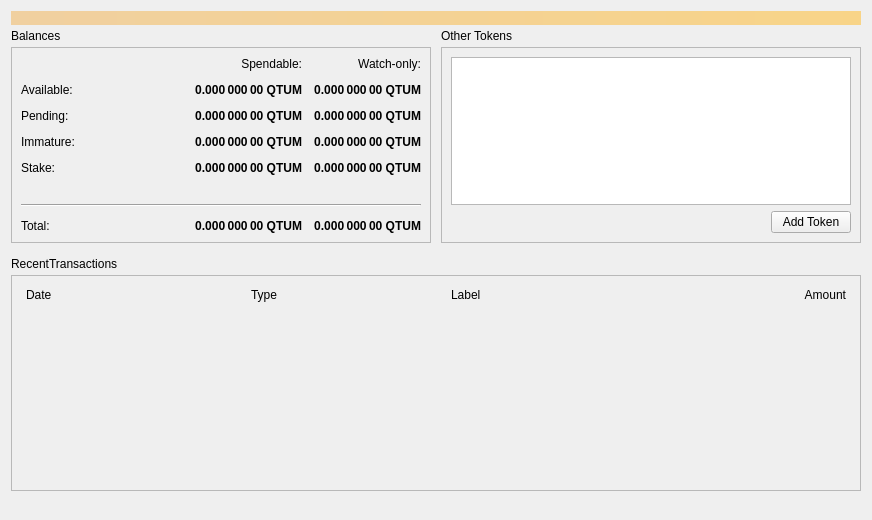
Qt form src/qt/forms/overviewpage.ui (qtumproject/qtum) before a commit.
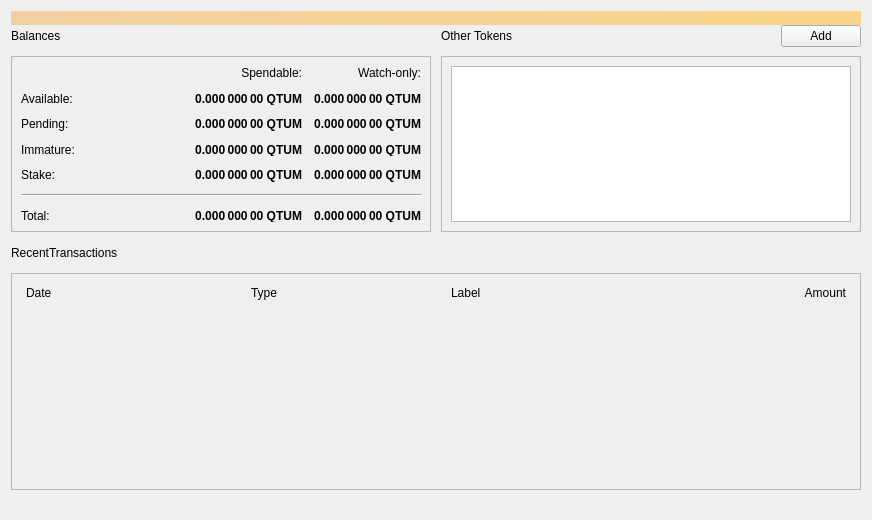
The same form after that commit. Icons and pictures are not drawn.

Commit message: Update overview page GUI

```diff
--- a/src/qt/forms/overviewpage.ui
+++ b/src/qt/forms/overviewpage.ui
@@ -37,40 +37,27 @@
     </widget>
    </item>
    <item>
-    <layout class="QHBoxLayout" name="horizontalLayout">
-     <property name="spacing">
-      <number>0</number>
+    <layout class="QGridLayout" name="gridLayout_2">
+     <item row="0" column="2">
+      <layout class="QHBoxLayout" name="horizontalLayout_4">
+       <property name="bottomMargin">
+        <number>9</number>
      </property>
      <item>
-      <layout class="QVBoxLayout" name="verticalLayout_9">
-       <property name="spacing">
-        <number>0</number>
-       </property>
-       <item>
-        <layout class="QHBoxLayout" name="horizontalLayout_2">
-         <item>
-          <widget class="QLabel" name="labelBalances">
+        <widget class="QLabel" name="labelTokens">
            <property name="text">
-            <string>Balances</string>
+          <string>Other Tokens</string>
            </property>
           </widget>
          </item>
          <item>
-          <widget class="QPushButton" name="labelWalletStatus">
-           <property name="enabled">
-            <bool>true</bool>
-           </property>
+        <widget class="QPushButton" name="labelTokenStatus">
            <property name="toolTip">
             <string>The displayed information may be out of date. Your wallet automatically synchronizes with the Qtum network after a connection is established, but this process has not completed yet.</string>
            </property>
            <property name="text">
             <string/>
            </property>
-           <property name="icon">
-            <iconset>
-             <normaloff>:/icons/warning</normaloff>
-             <disabledoff>:/icons/warning</disabledoff>:/icons/warning</iconset>
-           </property>
            <property name="iconSize">
             <size>
              <width>24</width>
@@ -83,7 +70,7 @@
           </widget>
          </item>
          <item>
-          <spacer name="horizontalSpacer">
+        <spacer name="horizontalSpacer_7">
            <property name="orientation">
             <enum>Qt::Horizontal</enum>
            </property>
@@ -95,9 +82,41 @@
            </property>
           </spacer>
          </item>
-        </layout>
-       </item>
+       <item>
+        <widget class="QPushButton" name="buttonAddToken">
+         <property name="text">
+          <string>Add</string>
+         </property>
+        </widget>
+       </item>
+      </layout>
+     </item>
+     <item row="1" column="2">
+      <widget class="QFrame" name="frameOtherTokens">
+       <property name="minimumSize">
+        <size>
+         <width>0</width>
+         <height>100</height>
+        </size>
+       </property>
+       <property name="frameShape">
+        <enum>QFrame::StyledPanel</enum>
+       </property>
+       <property name="frameShadow">
+        <enum>QFrame::Raised</enum>
+       </property>
+       <layout class="QVBoxLayout" name="verticalLayout_10">
        <item>
+         <widget class="QListView" name="listTokens">
+          <property name="enabled">
+           <bool>true</bool>
+          </property>
+         </widget>
+        </item>
+       </layout>
+      </widget>
+     </item>
+     <item row="1" column="0">
         <widget class="QFrame" name="frameBalances">
          <property name="minimumSize">
           <size>
@@ -448,48 +467,34 @@
          </layout>
         </widget>
        </item>
-      </layout>
-     </item>
-     <item>
-      <spacer name="horizontalSpacer_6">
-       <property name="orientation">
-        <enum>Qt::Horizontal</enum>
+     <item row="0" column="0">
+      <layout class="QHBoxLayout" name="horizontalLayout_2">
+       <property name="bottomMargin">
+        <number>9</number>
        </property>
-       <property name="sizeType">
-        <enum>QSizePolicy::Fixed</enum>
-       </property>
-       <property name="sizeHint" stdset="0">
-        <size>
-         <width>10</width>
-         <height>20</height>
-        </size>
-       </property>
-      </spacer>
-     </item>
      <item>
-      <layout class="QVBoxLayout" name="verticalLayout_7">
-       <item>
-        <layout class="QVBoxLayout" name="verticalLayout_5">
-         <property name="spacing">
-          <number>0</number>
-         </property>
-         <item>
-          <layout class="QHBoxLayout" name="horizontalLayout_4">
-           <item>
-            <widget class="QLabel" name="labelTokens">
+        <widget class="QLabel" name="labelBalances">
              <property name="text">
-              <string>Other Tokens</string>
+          <string>Balances</string>
              </property>
             </widget>
            </item>
            <item>
-            <widget class="QPushButton" name="labelTokenStatus">
+        <widget class="QPushButton" name="labelWalletStatus">
+         <property name="enabled">
+          <bool>true</bool>
+         </property>
              <property name="toolTip">
               <string>The displayed information may be out of date. Your wallet automatically synchronizes with the Qtum network after a connection is established, but this process has not completed yet.</string>
              </property>
              <property name="text">
               <string/>
              </property>
+         <property name="icon">
+          <iconset>
+           <normaloff>:/icons/warning</normaloff>
+           <disabledoff>:/icons/warning</disabledoff>:/icons/warning</iconset>
+         </property>
              <property name="iconSize">
               <size>
                <width>24</width>
@@ -502,7 +507,7 @@
             </widget>
            </item>
            <item>
-            <spacer name="horizontalSpacer_7">
+        <spacer name="horizontalSpacer">
              <property name="orientation">
               <enum>Qt::Horizontal</enum>
              </property>
@@ -516,58 +521,21 @@
            </item>
           </layout>
          </item>
-         <item>
-          <widget class="QFrame" name="frameOtherTokens">
-           <property name="minimumSize">
-            <size>
-             <width>0</width>
-             <height>100</height>
-            </size>
-           </property>
-           <property name="frameShape">
-            <enum>QFrame::StyledPanel</enum>
-           </property>
-           <property name="frameShadow">
-            <enum>QFrame::Raised</enum>
-           </property>
-           <layout class="QVBoxLayout" name="verticalLayout_10">
-            <item>
-             <widget class="QListView" name="listTokens">
-              <property name="enabled">
-               <bool>true</bool>
-              </property>
-             </widget>
-            </item>
-            <item>
-             <layout class="QHBoxLayout" name="horizontalLayout_5">
-              <item>
+     <item row="0" column="1" rowspan="2">
                <spacer name="horizontalSpacer_4">
                 <property name="orientation">
                  <enum>Qt::Horizontal</enum>
                 </property>
+       <property name="sizeType">
+        <enum>QSizePolicy::Fixed</enum>
+       </property>
                 <property name="sizeHint" stdset="0">
                  <size>
-                  <width>40</width>
+         <width>10</width>
                   <height>20</height>
                  </size>
                 </property>
                </spacer>
-              </item>
-              <item>
-               <widget class="QPushButton" name="buttonAddToken">
-                <property name="text">
-                 <string>Add Token</string>
-                </property>
-               </widget>
-              </item>
-             </layout>
-            </item>
-           </layout>
-          </widget>
-         </item>
-        </layout>
-       </item>
-      </layout>
      </item>
     </layout>
    </item>
@@ -589,6 +557,9 @@
    </item>
    <item>
     <layout class="QHBoxLayout" name="horizontalLayout_6">
+     <property name="bottomMargin">
+      <number>9</number>
+     </property>
      <item>
       <widget class="QLabel" name="labelRecentTransactions">
        <property name="text">
```
Lines whose indentation alone changed are shown as unchanged. The commit also changes 2 other files.
